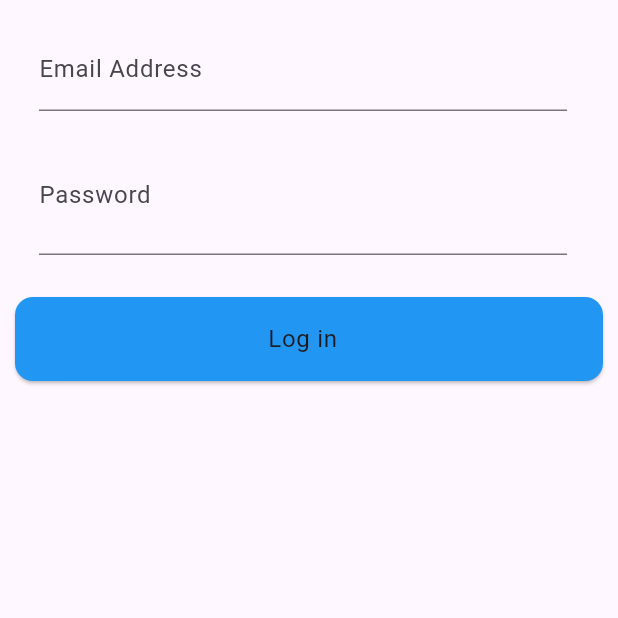
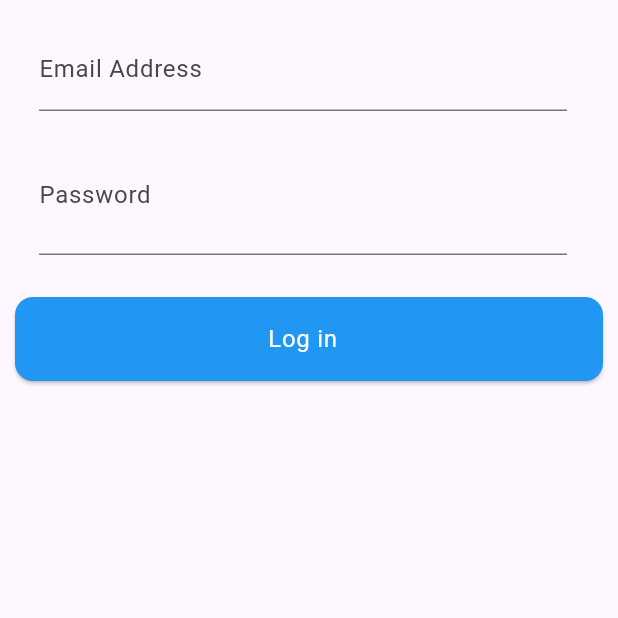
Before and after one commit to nsinterior-dev/GalleryHub, a Flutter app: the screen it shows after launch, after a tap on "Log in", on a phone screen of 412 x 824 dp, the top half of it. Run offline on Flutter 3.47's test engine with Material 2 defaults, Android fonts, the phone set to English and light mode, and no system bars; our stand-ins replace get.

Commit message:
added log in function

```diff
--- a/client/lib/app/modules/authentication/bindings/auth_binding.dart
+++ b/client/lib/app/modules/authentication/auth_binding.dart
@@ -1,5 +1,5 @@
 import 'package:get/get.dart';
-import '../controllers/auth_controller.dart';
+import 'auth_controller.dart';
 
 class AuthBinding extends Bindings{
   @override
--- /dev/null
+++ b/client/lib/app/modules/authentication/auth_controller.dart
@@ -0,0 +1,46 @@
+import 'package:client/app/routes/routes.dart';
+import 'package:flutter/cupertino.dart';
+import 'package:flutter/material.dart';
+import 'package:get/get.dart';
+
+class AuthController extends GetxController{
+
+  final RxBool _isObscure = true.obs;
+  bool get isObscure => _isObscure.value;
+  set isObscure(bool value) => _isObscure.value = value;
+
+  final RxString _hintText = ''.obs;
+  String get hintText => _hintText.value;
+  set hintText(String value) => _hintText.value = value;
+
+  final emailController = TextEditingController();
+  final passwordController = TextEditingController();
+
+  void obscureText () {
+    isObscure = !isObscure;
+    print(isObscure);
+  }
+
+  void login(){
+    if(emailController.text.isEmpty || passwordController.text.isEmpty){
+      hintText = 'Text fields cannot be empty!';
+    }
+    else if(!emailController.text.contains('@') && !emailController.text.endsWith('.com')){
+      Get.snackbar(
+          'Invalid email format',
+          'Make sure that your email contains "@" symbol',
+          snackPosition: SnackPosition.BOTTOM
+      );
+    }
+    else{
+     Get.toNamed(Routes.DASHBOARD);
+    }
+
+
+
+    print(emailController);
+    print(passwordController);
+  }
+
+
+}
--- a/client/lib/app/modules/authentication/bindings/intial_binding.dart
+++ /dev/null
@@ -1,10 +0,0 @@
-import 'package:client/app/modules/authentication/controllers/initial_controller.dart';
-import 'package:get/get.dart';
-
-class InitialBinding extends Bindings{
-  @override
-  void dependencies() {
-    // TODO: implement dependencies
-    Get.put<InitialController>(InitialController());
-  }
-}
--- a/client/lib/app/modules/authentication/controllers/auth_controller.dart
+++ /dev/null
@@ -1,14 +0,0 @@
-import 'package:get/get.dart';
-
-class AuthController extends GetxController{
-
-  final RxBool _isObscure = false.obs;
-  bool get isObscure => _isObscure.value;
-  set isObscure(bool value) => _isObscure.value = value;
-
-  void obscureText () {
-    isObscure = !isObscure;
-    print(isObscure);
-  }
-
-}
--- a/client/lib/app/modules/authentication/controllers/initial_controller.dart
+++ /dev/null
@@ -1,5 +0,0 @@
-import 'package:get/get.dart';
-
-class InitialController extends GetxController{
-
-}
--- a/client/lib/app/modules/authentication/log_in_screen.dart
+++ b/client/lib/app/modules/authentication/log_in_screen.dart
@@ -1,4 +1,4 @@
-import 'package:client/app/modules/authentication/controllers/auth_controller.dart';
+import 'package:client/app/modules/authentication/auth_controller.dart';
 import 'package:get/get.dart';
 import 'package:flutter/material.dart';
 
@@ -14,12 +14,19 @@ class AuthScreen extends GetWidget<AuthController> {
               children: [
                 ListTile(
                   title: TextField(
-                    decoration: InputDecoration(labelText: 'Email Address'),
+                    controller: controller.emailController,
+                    decoration: InputDecoration(
+                        labelText: 'Email Address',
+                        hintText: controller.hintText,
+                    ),
+
                   ),
                 ),
                 ListTile(
                   title: TextField(
+                    controller: controller.passwordController,
                     decoration: InputDecoration(
+                        hintText: controller.hintText,
                         labelText: 'Password',
                         suffix: IconButton(
                           onPressed: () {controller.obscureText();},
@@ -35,8 +42,13 @@ class AuthScreen extends GetWidget<AuthController> {
                     title: Text(
                       'Log in',
                       textAlign: TextAlign.center,
+                      style: TextStyle(
+                        color: Colors.white,
+                      ),
                     ),
-                    onTap: () {},
+                    onTap: () {
+                      controller.login();
+                    },
                   ),
                   color: Colors.blue,
                   margin: EdgeInsets.only(top: 20),
--- a/client/lib/app/routes/pages.dart
+++ b/client/lib/app/routes/pages.dart
@@ -1,6 +1,4 @@
-import 'package:client/app/modules/authentication/bindings/auth_binding.dart';
-import 'package:client/app/modules/authentication/bindings/intial_binding.dart';
-import 'package:client/app/modules/bootstrap/initial_screen.dart';
+import 'package:client/app/modules/authentication/auth_binding.dart';
 import 'package:client/app/modules/dashboard/dashboard_bindings.dart';
 import 'package:client/app/modules/dashboard/dashboard_screen.dart';
 import 'package:get/get.dart';
@@ -15,11 +13,6 @@ class AppScreens {
 
   static final routes = [
     GetPage(
-        name: Routes.INITIAL,
-        page: () => InitialScreen(),
-        binding: InitialBinding(),
-    ),
-    GetPage(
       name: Routes.LOGIN,
       page: () => AuthScreen(),
       binding: AuthBinding(),
--- a/client/lib/app/routes/routes.dart
+++ b/client/lib/app/routes/routes.dart
@@ -1,12 +1,10 @@
 abstract class Routes{
   Routes._();
-  static const INITIAL = _PATHS.INITIAL;
   static const LOGIN = _PATHS.LOGIN;
   static const DASHBOARD = _PATHS.DASHBOARD;
 }
 
 abstract class _PATHS {
-  static const INITIAL = '/initial';
   static const LOGIN = '/login';
   static const DASHBOARD = '/dashboard';
 }
--- a/client/lib/main.dart
+++ b/client/lib/main.dart
@@ -1,4 +1,4 @@
-import 'package:client/app/modules/authentication/bindings/auth_binding.dart';
+import 'package:client/app/modules/authentication/auth_binding.dart';
 import 'package:client/app/routes/pages.dart';
 import 'package:flutter/material.dart';
 import 'package:get/get.dart';
--- a/client/pubspec.yaml
+++ b/client/pubspec.yaml
@@ -14,6 +14,7 @@ dependencies:
 
   cupertino_icons: ^1.0.2
   get: ^4.6.1
+
 
 dev_dependencies:
   flutter_test:
```
Also changed, not shown: client/lib/app/modules/bootstrap/initial_screen.dart (deleted, +0 -20 lines), client/lib/app/modules/dashboard/dashboard_screen.dart (+6 -1 lines), 1 other file.
